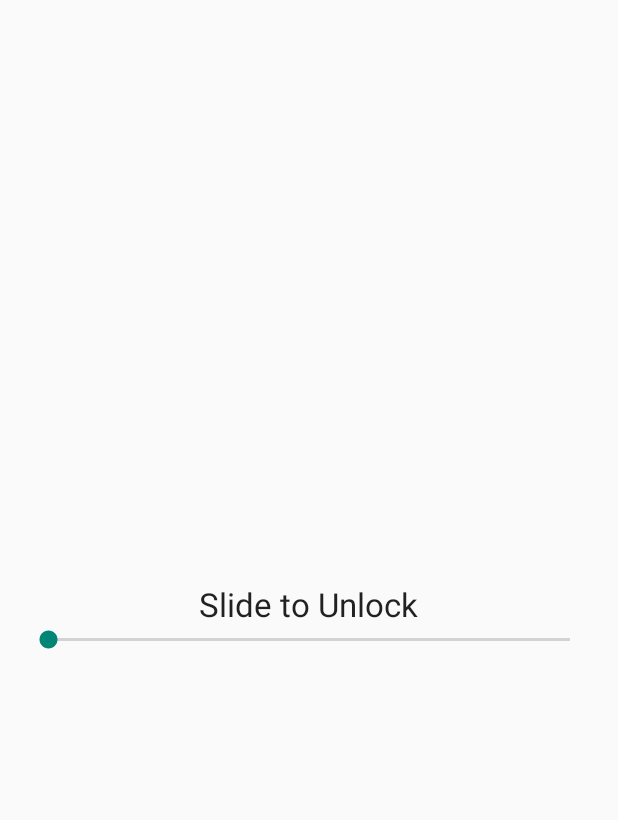
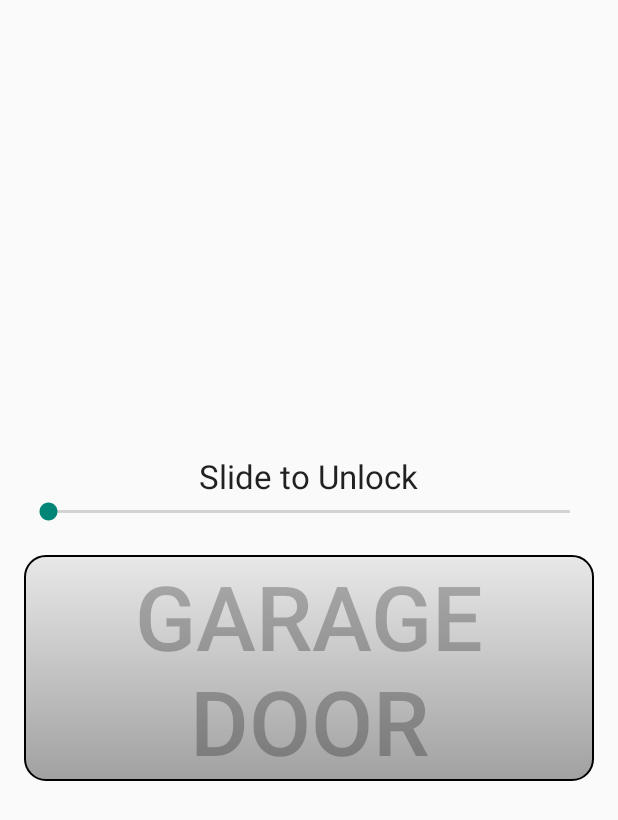
Before and after one commit to clwillingham/GarageDoorOpener, an Android app: the screen it shows after launch (MainActivity), on a phone screen of 412 x 824 dp. Shown: the top 820 px of the screen. Run offline under Robolectric (Android 15) with nearby library versions, the phone set to English and light mode, and no system bars.

Commit message:
added button style and slider

```diff
--- a/app/src/main/java/com/clwillingham/garagedooropener/MainActivity.java
+++ b/app/src/main/java/com/clwillingham/garagedooropener/MainActivity.java
@@ -27,6 +27,21 @@ public class MainActivity extends Activity {
     LinearLayout lockedLayout;
     SeekBar seekBar;
     Timer timer = new Timer();
+    void armButton(final boolean isArmed){
+        runOnUiThread(new Runnable() {
+            @Override
+            public void run() {
+                if(isArmed){
+                    button.setEnabled(true);
+                    seekBar.setEnabled(false);
+                }else{
+                    button.setEnabled(false);
+                    seekBar.setEnabled(true);
+                    seekBar.setProgress(0);
+                }
+            }
+        });
+    }
 
     @Override
     protected void onCreate(Bundle savedInstanceState) {
@@ -42,23 +57,17 @@ public class MainActivity extends Activity {
                 public void onStopTrackingTouch(SeekBar seekBar) {
 
                     if (seekBar.getProgress() > 95) {
-                        lockedLayout.setVisibility(View.GONE);
-                        button.setVisibility(View.VISIBLE);
+                        armButton(true);
                         timer.schedule(new TimerTask() {
                             @Override
                             public void run() {
-                                runOnUiThread(new Runnable() {
-                                    @Override
-                                    public void run() {
-                                        lockedLayout.setVisibility(View.VISIBLE);
-                                        button.setVisibility(View.GONE);
-                                    }
-                                });
+                                armButton(false);
                                 this.cancel();
                             }
-                        }, 10000);
+                        }, 5000);
+                    }else{
+                        seekBar.setProgress(0);
                     }
-                    seekBar.setProgress(0);
                 }
 
                 @Override
@@ -85,6 +94,7 @@ public class MainActivity extends Activity {
                             try {
                                 String msg = "garage door_activate\n";
                                 MainApplication.socket.send(new DatagramPacket(msg.getBytes(), msg.length(), new InetSocketAddress("255.255.255.255", 6200)));
+                                armButton(false);
                             } catch (IOException e) {
                                 e.printStackTrace();
                             }
--- /dev/null
+++ b/app/src/main/res/drawable/red_btn.xml
@@ -0,0 +1,6 @@
+<?xml version="1.0" encoding="utf-8"?>
+<selector xmlns:android="http://schemas.android.com/apk/res/android">
+    <item android:state_pressed="true" android:state_enabled="true" android:drawable="@drawable/red_btn_pressed_shape"/>
+    <item android:state_pressed="false" android:state_enabled="true" android:drawable="@drawable/red_btn_shape"/>
+    <item android:state_pressed="false"  android:state_enabled="false" android:drawable="@drawable/red_btn_disabled_shape"/>
+</selector>
--- /dev/null
+++ b/app/src/main/res/drawable/red_btn_disabled_shape.xml
@@ -0,0 +1,26 @@
+<?xml version="1.0" encoding="utf-8"?>
+<shape xmlns:android="http://schemas.android.com/apk/res/android" android:shape="rectangle" >
+    <corners
+        android:radius="14dp"
+        />
+    <gradient
+        android:angle="270"
+        android:startColor="#E8E8E8"
+        android:endColor="#A1A1A1"
+        android:type="linear"
+        />
+    <padding
+        android:left="0dp"
+        android:top="0dp"
+        android:right="0dp"
+        android:bottom="0dp"
+        />
+    <size
+        android:width="270dp"
+        android:height="60dp"
+        />
+    <stroke
+        android:width="1dp"
+        android:color="#000000"
+        />
+</shape>
--- /dev/null
+++ b/app/src/main/res/drawable/red_btn_pressed_shape.xml
@@ -0,0 +1,26 @@
+<?xml version="1.0" encoding="utf-8"?>
+<shape xmlns:android="http://schemas.android.com/apk/res/android" android:shape="rectangle" >
+    <corners
+        android:radius="14dp"
+        />
+    <gradient
+        android:angle="90"
+        android:startColor="#E80505"
+        android:endColor="#4A0000"
+        android:type="linear"
+        />
+    <padding
+        android:left="0dp"
+        android:top="0dp"
+        android:right="0dp"
+        android:bottom="0dp"
+        />
+    <size
+        android:width="270dp"
+        android:height="60dp"
+        />
+    <stroke
+        android:width="1dp"
+        android:color="#000000"
+        />
+</shape>
--- /dev/null
+++ b/app/src/main/res/drawable/red_btn_shape.xml
@@ -0,0 +1,26 @@
+<?xml version="1.0" encoding="utf-8"?>
+<shape xmlns:android="http://schemas.android.com/apk/res/android" android:shape="rectangle" >
+    <corners
+        android:radius="14dp"
+        />
+    <gradient
+        android:angle="270"
+        android:startColor="#E80505"
+        android:endColor="#4A0000"
+        android:type="linear"
+        />
+    <padding
+        android:left="0dp"
+        android:top="0dp"
+        android:right="0dp"
+        android:bottom="0dp"
+        />
+    <size
+        android:width="270dp"
+        android:height="60dp"
+        />
+    <stroke
+        android:width="1dp"
+        android:color="#000000"
+        />
+</shape>
--- a/app/src/main/res/layout/activity_main.xml
+++ b/app/src/main/res/layout/activity_main.xml
@@ -7,20 +7,12 @@
     android:gravity="center"
     android:orientation="vertical">
 
-    <Button
-        android:layout_width="wrap_content"
-        android:layout_height="wrap_content"
-        android:text="Activate Garage Door"
-        android:id="@+id/button"
-        android:layout_gravity="center_horizontal"
-        android:textSize="60dp"
-        android:visibility="gone" />
-
     <LinearLayout
         android:orientation="vertical"
         android:layout_width="match_parent"
         android:layout_height="wrap_content"
-        android:id="@+id/lockedLayout">
+        android:id="@+id/lockedLayout"
+        android:layout_marginBottom="20dp">
 
         <TextView
             android:layout_width="wrap_content"
@@ -36,4 +28,15 @@
             android:id="@+id/seekBar" />
     </LinearLayout>
 
+    <Button
+        android:layout_width="wrap_content"
+        android:layout_height="wrap_content"
+        android:text="Garage Door"
+        android:id="@+id/button"
+        android:layout_gravity="center_horizontal"
+        android:textSize="60dp"
+        android:visibility="visible"
+        android:enabled="false"
+        android:background="@drawable/red_btn" />
+
 </LinearLayout>
```
